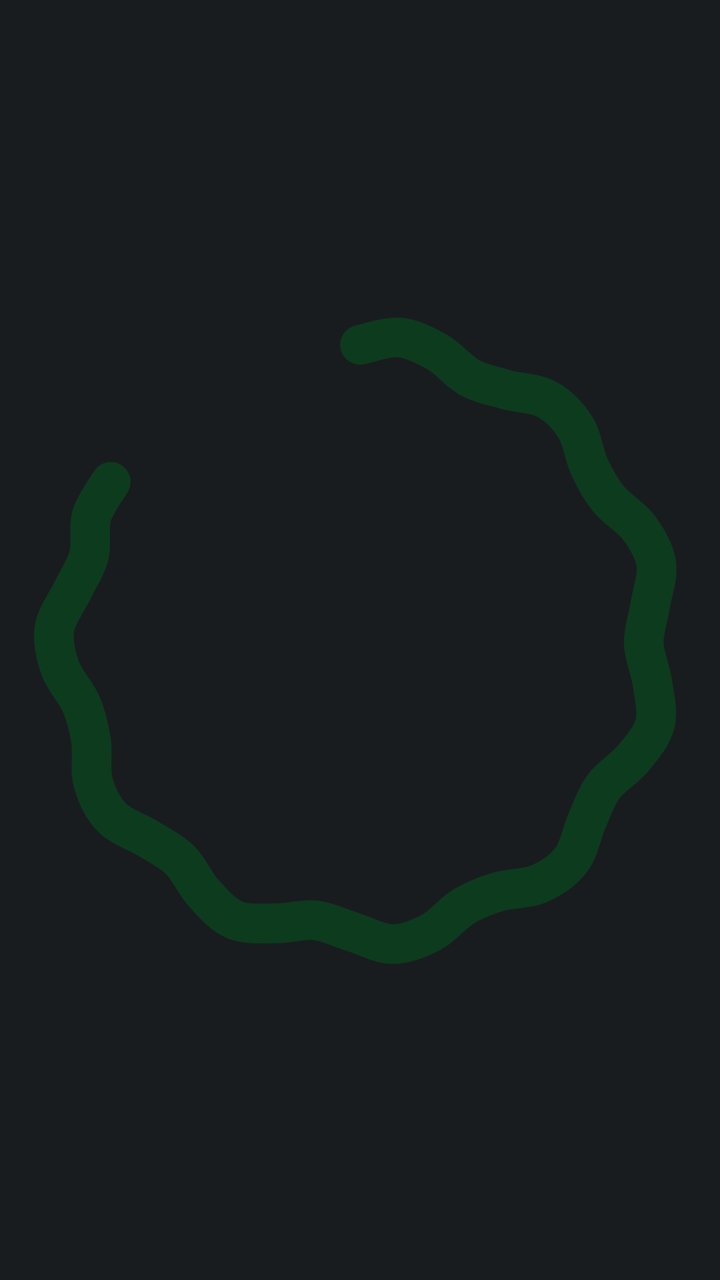
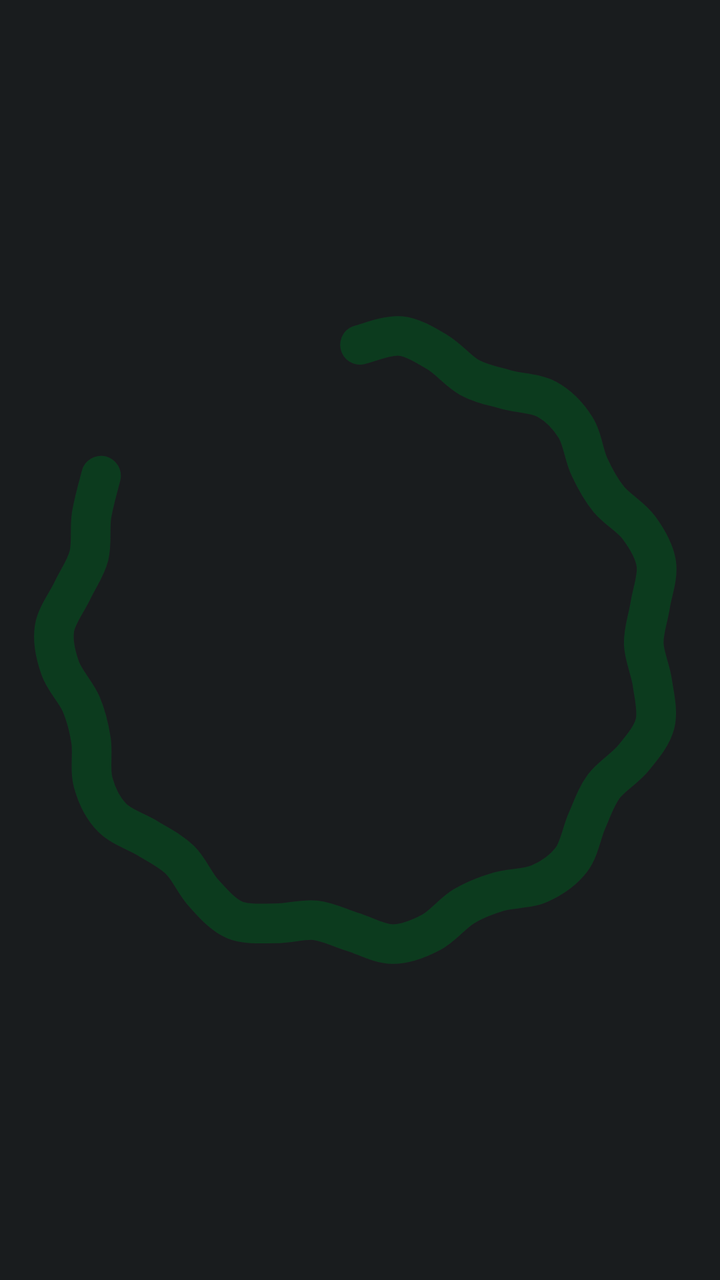

The first picture is an Android layout as it rendered before a commit; the second is the same layout after the commit. The layout source and the unified diff follow.
<!-- AndroidManifest.xml: application theme AppTheme -->
<!-- res/layout/wave_84.xml -->
<?xml version="1.0" encoding="utf-8"?>
<ProgressBar xmlns:android="http://schemas.android.com/apk/res/android"
    android:id="@+id/wave"
    android:layout_width="120dp"
    android:layout_height="120dp"
    android:layout_gravity="center"
    android:indeterminate="true"
    android:indeterminateBehavior="repeat"
    android:indeterminateDuration="1600"
    android:indeterminateDrawable="@drawable/charge_wave_84"
    android:indeterminateTint="@color/g_on_charge"
    android:indeterminateTintMode="src_in" />
<!-- resources referenced by this layout -->
<resources>
  <color name="g_on_charge">#FF0C3B1E</color>
  <!-- drawable charge_wave_84: vector/xml drawable (drawable, 56911 chars, omitted) -->
  <style name="AppTheme" parent="@android:style/Theme.DeviceDefault.NoActionBar">
          <item name="android:windowBackground">@color/ui_bg</item>
          <item name="android:statusBarColor">@android:color/transparent</item>
          <item name="android:navigationBarColor">@android:color/transparent</item>
          <item name="android:windowLightStatusBar">false</item>
          <item name="android:windowLightNavigationBar">false</item>
      </style>
  <color name="ui_bg">@android:color/system_neutral1_900</color>
</resources>

<!-- the commit's change to res/layout/wave_84.xml (unified diff, before → after) -->
@@ -6,7 +6,7 @@
     android:layout_gravity="center"
     android:indeterminate="true"
     android:indeterminateBehavior="repeat"
-    android:indeterminateDuration="1600"
+    android:indeterminateDuration="1000"
     android:indeterminateDrawable="@drawable/charge_wave_84"
     android:indeterminateTint="@color/g_on_charge"
     android:indeterminateTintMode="src_in" />
<!-- resource entries referenced after the edit -->
@@ -1,7 +1,7 @@
 <!-- resources referenced by this layout -->
 <resources>
   <color name="g_on_charge">#FF0C3B1E</color>
-  <!-- drawable charge_wave_84: vector/xml drawable (drawable, 56911 chars, omitted) -->
+  <!-- drawable charge_wave_84: vector/xml drawable (drawable, 75975 chars, omitted) -->
   <style name="AppTheme" parent="@android:style/Theme.DeviceDefault.NoActionBar">
           <item name="android:windowBackground">@color/ui_bg</item>
           <item name="android:statusBarColor">@android:color/transparent</item>
